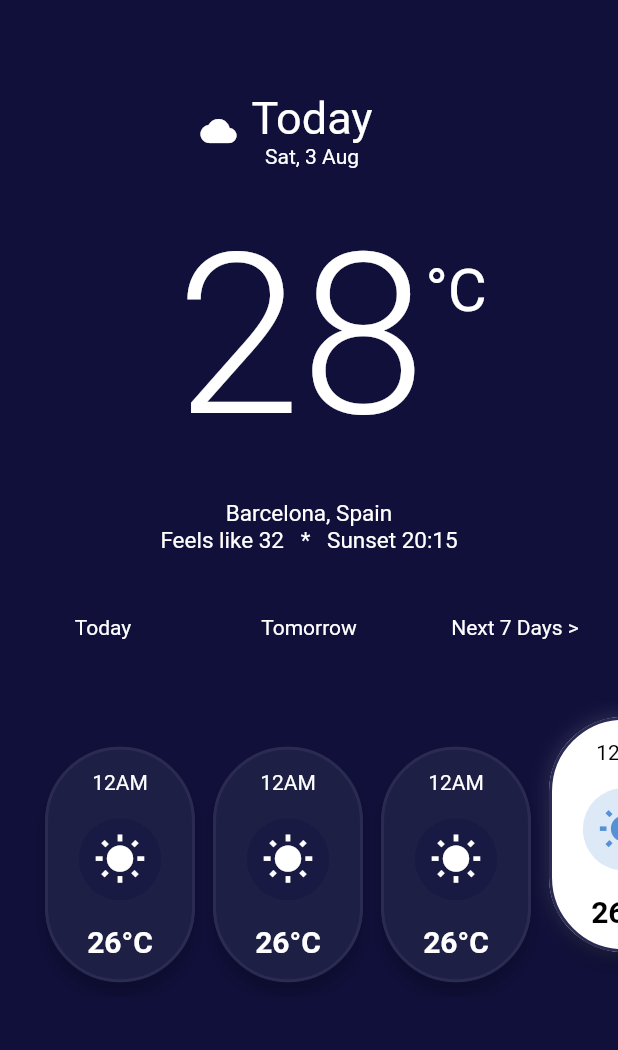
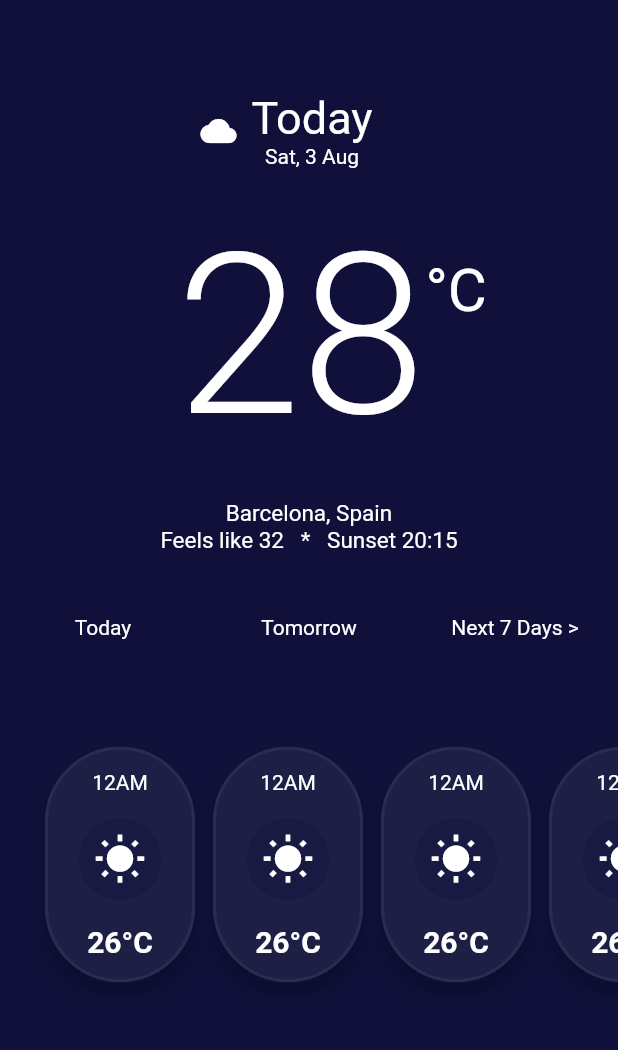
Before and after one commit to Jojoschmidt/beautiful_weather, a Flutter app: the screen it shows after launch, on a phone screen of 412 x 824 dp, the part 91-1141 px from its top. Run offline on Flutter 3.47's test engine with Material 2 defaults, Android fonts, the phone set to English and light mode, and no system bars.

```diff
--- a/lib/constraints.dart
+++ b/lib/constraints.dart
@@ -3,3 +3,17 @@ import 'package:flutter/material.dart';
 const kBasicText = TextStyle(
   color: Colors.white
 );
+const kHourWeatherHourTextStyle = TextStyle(
+  color: Colors.black
+);
+const kHourWeatherTempTextStyle = TextStyle(
+    color: Colors.black,
+    fontSize: 20,
+    fontWeight: FontWeight.w600
+);
+const kBackgroundColor = Color(0xFF10103B);
+const kHourWeatherCardBorderColor = Color(0xFF2A2A53);
+const kHourWeatherCardBackgroundColor = Color(0xFF1E1F45);
+const kHourWeatherSelectedIconColor = Color(0xFF5491D7);
+const kHourWeatherSelectedIconBackgroundColor =Color(0xFFDEE9F8);
+const kHourWeatherIconBackgroundColor = Color(0xFF191A43);
--- /dev/null
+++ b/lib/date_change_button.dart
@@ -0,0 +1,24 @@
+import 'package:flutter/material.dart';
+
+import 'constraints.dart';
+
+// ignore: must_be_immutable
+class DateChangeButton extends StatefulWidget {
+  String text;
+  Function action;
+  DateChangeButton(this.text, this.action);
+  @override
+  _DateChangeButtonState createState() => _DateChangeButtonState();
+}
+
+class _DateChangeButtonState extends State<DateChangeButton> {
+  @override
+  Widget build(BuildContext context) {
+    return RawMaterialButton(
+      fillColor: Color(0xFF10103B),
+      onPressed: widget.action,
+      child: Text(widget.text,style: kBasicText,),
+      elevation: 0,
+    );
+  }
+}
--- a/lib/hour_weather_card.dart
+++ b/lib/hour_weather_card.dart
@@ -2,6 +2,7 @@ import 'package:flutter/material.dart';
 
 import 'constraints.dart';
 
+// ignore: must_be_immutable
 class HourWeatherCard extends StatefulWidget {
   bool isSelected;
   Function action;
@@ -13,42 +14,25 @@ class HourWeatherCard extends StatefulWidget {
 
 class _HourWeatherCardState extends State<HourWeatherCard> with SingleTickerProviderStateMixin{
 
-  Color color = Colors.red;
   @override
   Widget build(BuildContext context) {
+
     double padValueTop = widget.isSelected? 0:20;
     double padValueBottom = widget.isSelected? 20:0;
-    return AnimatedPadding(
-      padding: EdgeInsets.only(bottom: padValueBottom,top: padValueTop),
+    return AnimatedContainer(
       curve: Curves.decelerate,
       duration: Duration(milliseconds: 200),
-      child: Container(
-         decoration: widget.isSelected? BoxDecoration(
-           borderRadius: BorderRadius.circular(90),
-          boxShadow: [
-            BoxShadow(
-              color: Colors.white.withAlpha(40),
-              blurRadius: 10,
-              spreadRadius: 0,
-              offset: Offset(0, 0),
-            )
-          ],
-
-        ):BoxDecoration(),
+      padding: EdgeInsets.only(bottom: padValueBottom,top: padValueTop),
       width: 100,
-        height: 250,
-
+      height: 230,
       child: RawMaterialButton(
         elevation: 5,
         onPressed: widget.action,
-
         shape: RoundedRectangleBorder(
-           side: BorderSide(color: Color(0xFF2A2A53),width: 2),
+         side: BorderSide(color: kHourWeatherCardBorderColor,width: 2),
           borderRadius: BorderRadius.circular(50)
         ),
-
-          fillColor:widget.isSelected?Colors.white: Color(0xFF1E1F45),
-
+        fillColor: widget.isSelected ? Colors.white: kHourWeatherCardBackgroundColor,
         constraints: BoxConstraints.tightFor(
           height: 190,
           width: 100,
@@ -58,28 +42,26 @@ class _HourWeatherCardState extends State<HourWeatherCard> with SingleTickerProv
           children: <Widget>[
             Text(
               '12AM',
-                style: widget.isSelected?kBasicText.copyWith(color: Colors.black): kBasicText,
+              style: widget.isSelected ? kHourWeatherHourTextStyle: kHourWeatherHourTextStyle.copyWith(color: Colors.white),
             ),
             ClipRRect(
               child: Container(
                 constraints: BoxConstraints.tightFor(width: 55,height: 55),
-                  color: widget.isSelected? Color(0xFFDEE9F8): Color(0xFF191A43),
+                color: widget.isSelected ? kHourWeatherSelectedIconBackgroundColor: kHourWeatherIconBackgroundColor,
                 child: Icon(
                   Icons.wb_sunny,
-                    color: widget.isSelected? Color(0xFF5491D7): Colors.white,
+                  color: widget.isSelected ? kHourWeatherSelectedIconColor : Colors.white,
                   size: 35,
                 ),
               ),
               borderRadius: BorderRadius.circular(90),
             ),
             Text('26°C',
-                style: widget.isSelected?
-                  kBasicText.copyWith(color: Colors.black,fontSize: 20,fontWeight: FontWeight.w600):
-                  kBasicText.copyWith(fontSize: 20,fontWeight: FontWeight.w600
-                  ),
+              style: widget.isSelected ?
+                kHourWeatherTempTextStyle:
+                kHourWeatherTempTextStyle.copyWith(color: Colors.white),
             )
           ],
-          ),
         ),
       ),
     );
--- /dev/null
+++ b/lib/hour_weather_list_view.dart
@@ -0,0 +1,34 @@
+import 'package:flutter/material.dart';
+
+import 'hour_weather_card.dart';
+
+class HourWeatherListView extends StatefulWidget {
+  @override
+  _HourWeatherListViewState createState() => _HourWeatherListViewState();
+}
+
+class _HourWeatherListViewState extends State<HourWeatherListView> {
+  int selectedIndex = -1;
+  onSelected(int index) {
+    setState(() {
+      if(selectedIndex == index){
+        selectedIndex = -1;
+      }else {
+        selectedIndex = index;
+      }
+    });
+
+  }
+  @override
+  Widget build(BuildContext context) {
+    return ListView.separated(
+      padding: EdgeInsets.all(10),
+      itemBuilder: (BuildContext context,int index){
+        return HourWeatherCard(selectedIndex == index,()=>onSelected(index));
+      },
+      itemCount: 6,
+      separatorBuilder: (BuildContext context, int index) => SizedBox(width: 12,),
+      scrollDirection: Axis.horizontal,
+    );
+  }
+}
--- a/lib/main.dart
+++ b/lib/main.dart
@@ -1,5 +1,6 @@
 import 'package:beautiful_weather/weather_screen.dart';
 import 'package:flutter/material.dart';
+import 'constraints.dart';
 
 void main() => runApp(MyApp());
 
@@ -9,12 +10,7 @@ class MyApp extends StatelessWidget {
     return MaterialApp(
       title: 'Weather Forecast',
       theme: ThemeData(
-        scaffoldBackgroundColor: Color(0xFF10103B),
-        primaryTextTheme: TextTheme(
-          headline: TextStyle(
-            color: Colors.white
-          )
-        )
+        scaffoldBackgroundColor: kBackgroundColor,
       ),
       home: WeatherScreen(),
     );
--- a/lib/weather_screen.dart
+++ b/lib/weather_screen.dart
@@ -1,19 +1,18 @@
 import 'package:flutter/material.dart';
 
 import 'constraints.dart';
-import 'hour_weather_card.dart';
+import 'date_change_button.dart';
+import 'hour_weather_list_view.dart';
 
-class WeatherScreen extends StatefulWidget {
-  @override
-  _WeatherScreenState createState() => _WeatherScreenState();
+// ignore: must_be_immutable
+class WeatherScreen extends StatelessWidget {
+  int selectedIndex = -1;
+  onSelected(int index) {
+    if(selectedIndex == index){
+      selectedIndex = -1;
+    }else {
+      selectedIndex = index;
     }
-
-class _WeatherScreenState extends State<WeatherScreen> {
-  int selectedIndex = 3;
-
-  _onSelected(int index) {
-    //setState(() => _selectedIndex = index);
-    print(index);
   }
   @override
   Widget build(BuildContext context) {
@@ -112,9 +111,9 @@ class _WeatherScreenState extends State<WeatherScreen> {
               child: Row(
                 mainAxisAlignment: MainAxisAlignment.spaceAround,
                 children: <Widget>[
-                  DateButton('Today',null),
-                  DateButton('Tomorrow',null),
-                  DateButton('Next 7 Days >',null),
+                  DateChangeButton('Today',(){}),
+                  DateChangeButton('Tomorrow',(){}),
+                  DateChangeButton('Next 7 Days >',(){}),
                 ],
               ),
             ),
@@ -123,44 +122,15 @@ class _WeatherScreenState extends State<WeatherScreen> {
               flex: 2,
               child: Container(
                 margin: EdgeInsets.only(left: 20),
-                child: ListView.separated(
-                  padding: EdgeInsets.all(10),
-                  itemBuilder: (BuildContext context,int index){
-                    return HourWeatherCard(selectedIndex == index,(){setState(() {
-                      selectedIndex = index;
-                      print(index);
-                    });});
-                  },
-                  itemCount: 6,
-                  separatorBuilder: (BuildContext context, int index) => SizedBox(width: 12,),
-                  scrollDirection: Axis.horizontal,
-                ),
+                child: HourWeatherListView(),
               ),
             ),
             Expanded(
               child: Row(),
             ),
-
           ],
         ),
       ),
     );
   }
 }
-
-// ignore: must_be_immutable
-class DateButton extends StatelessWidget {
-  String text;
-  Function action;
-
-  DateButton(this.text, this.action);
-  @override
-  Widget build(BuildContext context) {
-    return RawMaterialButton(
-      fillColor: Color(0xFF10103B),
-      onPressed: action,
-      child: Text(text,style: kBasicText,),
-      elevation: 0,
-    );
-  }
-}
```
Lines whose indentation alone changed are shown as unchanged.
